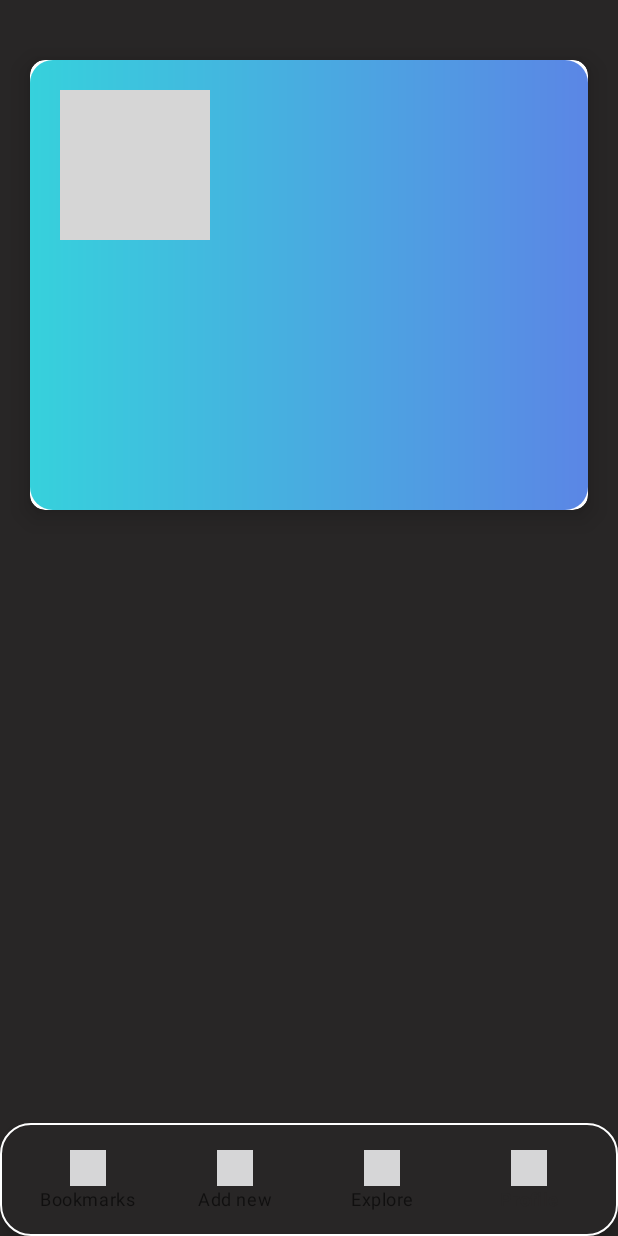
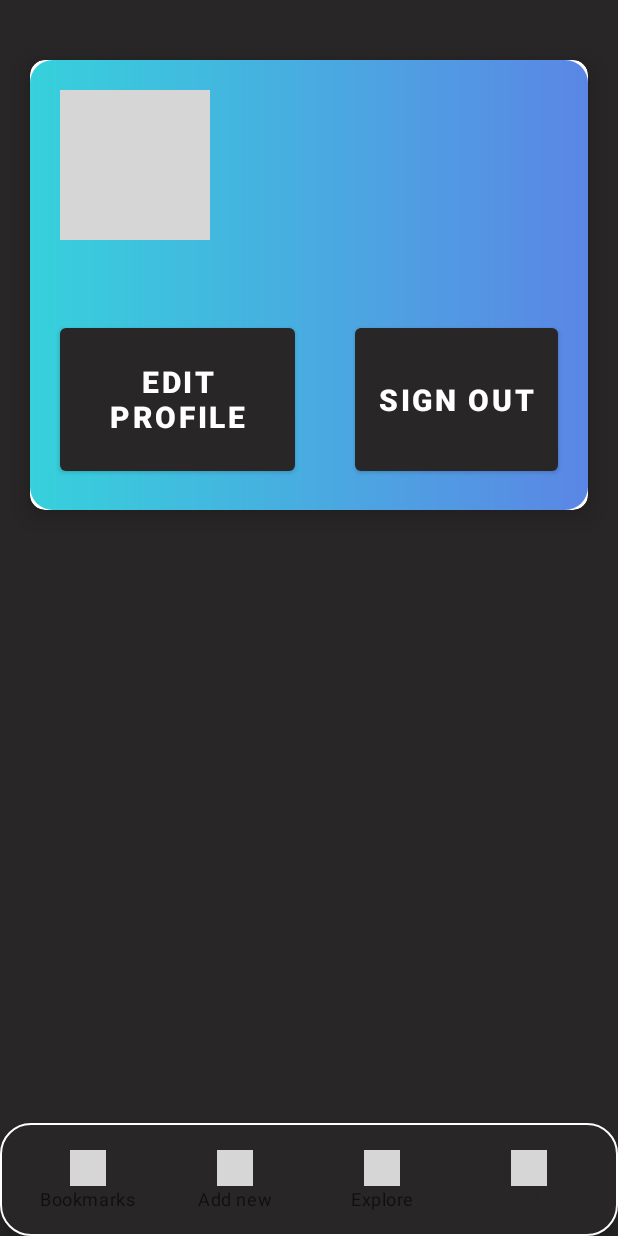
Before and after one commit to PrinceGarg23/Bookmarks, an Android app: the BookmarksFragment screen opened directly, with no data from a screen before it, item 4 of the bottom bar chosen, on a phone screen of 412 x 824 dp. Run offline under Robolectric (Android 15) with nearby library versions, the phone set to English and light mode, and no system bars; our stand-ins replace Firebase (no records; nobody signed in at launch, a user with empty details on screens opened directly), Picasso; 2 statements that could not run were skipped; grey boxes are pictures that could not be loaded.

Commit message:
user profile

```diff
--- a/app/src/main/java/com/example/bookmarks/BookmarksFragment.java
+++ b/app/src/main/java/com/example/bookmarks/BookmarksFragment.java
@@ -61,7 +61,7 @@ public class BookmarksFragment extends Fragment {
         if (networkInfo != null && networkInfo.isConnected()) {
             bookmarks = new ArrayList<>();
             recyclerView = rootView.findViewById(R.id.bookmarksRecyclerView);
-            recyclerView.setLayoutManager(new LinearLayoutManager(getContext(), LinearLayoutManager.VERTICAL, true));
+            recyclerView.setLayoutManager(new LinearLayoutManager(getContext(), LinearLayoutManager.VERTICAL, false));
             recyclerView.addItemDecoration(new DividerItemDecoration(getContext(),
                     DividerItemDecoration.VERTICAL));
             adapter = new listAdapter(bookmarks, getContext());
--- a/app/src/main/java/com/example/bookmarks/ProfileFragment.java
+++ b/app/src/main/java/com/example/bookmarks/ProfileFragment.java
@@ -1,10 +1,12 @@
 package com.example.bookmarks;
 
+import android.content.Intent;
 import android.os.Bundle;
 import android.util.Log;
 import android.view.LayoutInflater;
 import android.view.View;
 import android.view.ViewGroup;
+import android.widget.Button;
 import android.widget.ImageView;
 import android.widget.TextView;
 
@@ -24,7 +26,7 @@ public class ProfileFragment extends Fragment {
 
     TextView nameView, emailView;
     ImageView imageView;
-
+    Button logoutButton,editButton;
 
     public ProfileFragment() {
         // Required empty public constructor
@@ -40,6 +42,18 @@ public class ProfileFragment extends Fragment {
         nameView = rootView.findViewById(R.id.profileName);
         emailView = rootView.findViewById(R.id.profileEmail);
         imageView = rootView.findViewById(R.id.profileImage);
+        logoutButton = rootView.findViewById(R.id.signOut);
+        editButton = rootView.findViewById(R.id.editProfile);
+
+        logoutButton.setOnClickListener(new View.OnClickListener() {
+            @Override
+            public void onClick(View v) {
+                FirebaseAuth.getInstance().signOut();
+                getActivity().finish();
+                Intent intent = new Intent(getActivity(), MainActivity.class);
+                startActivity(intent);
+            }
+        });
 
         FirebaseUser user = FirebaseAuth.getInstance().getCurrentUser();
         if (user != null) {
--- a/app/src/main/java/com/example/bookmarks/adapters/listAdapter.java
+++ b/app/src/main/java/com/example/bookmarks/adapters/listAdapter.java
@@ -50,7 +50,7 @@ public class listAdapter extends RecyclerView.Adapter<listAdapter.ViewHolder> {
 
             }
         });
-        Picasso.get().load(bookmarks.get(position).getImage()).into(holder.image);
+        Picasso.get().load(bookmarks.get(position).getImage()).placeholder(R.drawable.bookmarkclay).error(R.drawable.bookmarkclay).into(holder.image);
     }
 
     @Override
--- a/app/src/main/res/layout/fragment_profile.xml
+++ b/app/src/main/res/layout/fragment_profile.xml
@@ -35,7 +35,7 @@
                 android:layout_height="wrap_content"
                 android:layout_marginLeft="20dp"
                 android:layout_marginTop="50dp"
-                android:text="Prince Garg"
+                android:text="User Name"
                 android:textAllCaps="true"
                 android:layout_toRightOf="@id/profileImage"
                 android:textColor="@color/white"
@@ -48,11 +48,45 @@
                 android:layout_height="wrap_content"
                 android:layout_marginLeft="55dp"
                 android:layout_marginTop="5dp"
-                android:text="princegarg230@gmail.com"
+                android:text="email"
                 android:layout_below="@id/profileImage"
                 android:textColor="@color/white"
                 android:textStyle="italic"
                 android:textSize="20sp" />
+
+            <Button
+                android:id="@+id/signOut"
+                android:layout_width="wrap_content"
+                android:layout_height="wrap_content"
+                android:layout_marginLeft="20dp"
+                android:layout_marginTop="20dp"
+                android:layout_below="@id/profileEmail"
+                android:text="Sign Out"
+                android:textColor="@color/white"
+                android:textSize="20sp"
+                android:textStyle="bold"
+                android:layout_marginBottom="20dp"
+                android:layout_marginRight="20dp"
+                android:clickable="true"
+                android:layout_alignParentRight="true"
+                android:layout_alignParentBottom="true" />
+
+            <Button
+                android:id="@+id/editProfile"
+                android:layout_width="wrap_content"
+                android:layout_height="wrap_content"
+                android:layout_marginLeft="20dp"
+                android:layout_marginTop="20dp"
+                android:layout_below="@id/profileEmail"
+                android:text="Edit Profile"
+                android:clickable="true"
+                android:textColor="@color/white"
+                android:textSize="20sp"
+                android:textStyle="bold"
+                android:layout_marginBottom="20dp"
+                android:layout_marginRight="20dp"
+                android:layout_toLeftOf="@id/signOut"
+                android:layout_alignParentBottom="true" />
 
 
 
```
